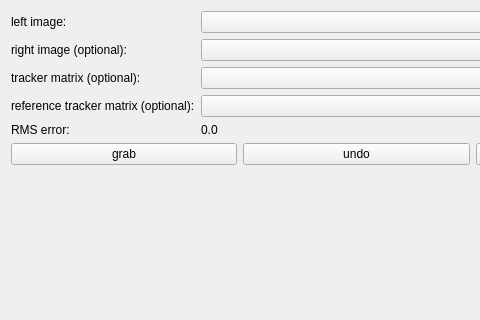
First picture: the form in MITK/Plugins/uk.ac.ucl.cmic.igicameracal/src/internal/niftkCameraCalView.ui, repository NifTK/NifTK, before the edit; both pictures show x 0 to 480 and y 0 to 320 of the 713 by 560 pixel window.
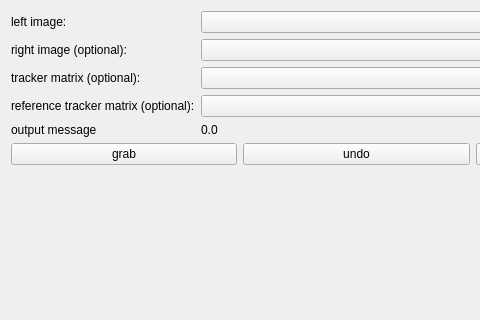
Second picture: the form after the edit. Custom widgets are drawn as their Qt base class.

Commit message: Issue #4955: Write calibration results to screen and same results to file.

The edit to the form file:
```diff
--- a/MITK/Plugins/uk.ac.ucl.cmic.igicameracal/src/internal/niftkCameraCalView.ui
+++ b/MITK/Plugins/uk.ac.ucl.cmic.igicameracal/src/internal/niftkCameraCalView.ui
@@ -75,7 +75,7 @@
      <item row="4" column="0">
       <widget class="QLabel" name="m_ProjectionErrorLabel">
        <property name="text">
-        <string>RMS error:</string>
+        <string>output message</string>
        </property>
       </widget>
      </item>
```
The commit also changes 4 other files.
